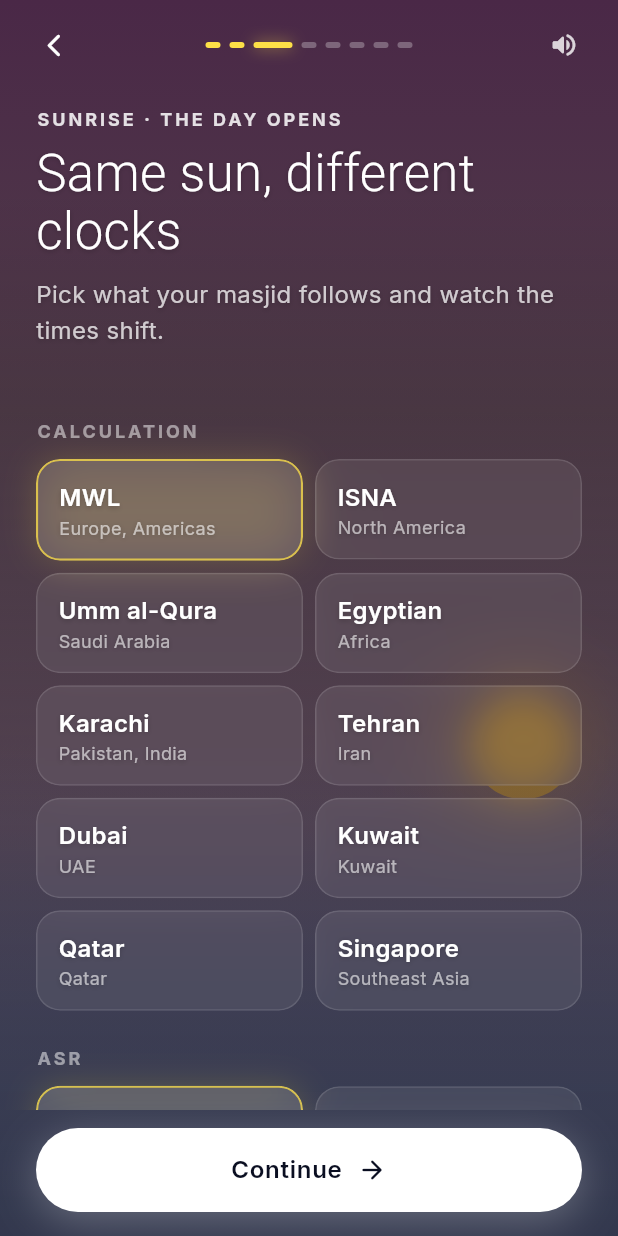
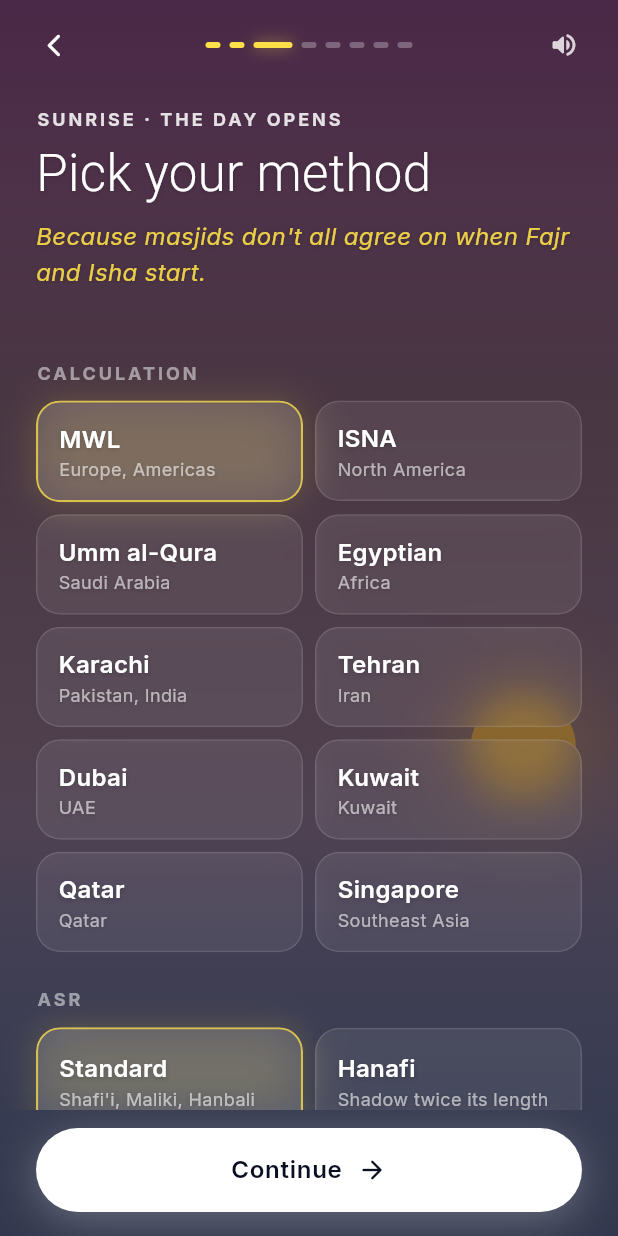
Before and after one commit to SayanKabir/Wird, a Flutter app: the screen it shows after launch, swiped to page 3, on a phone screen of 412 x 824 dp. Run offline on Flutter 3.47's test engine with Material 3 defaults, Android fonts, the phone set to English and light mode, and no system bars; drawn by our look-alikes of flutter_animate; our stand-ins replace adhan, audioplayers, equatable, flutter_bloc, flutter_compass, flutter_local_notifications and 10 more; missing offline and left inert: home_widget; accounts and stored records are empty.

Commit message:
Give every onboarding step a Because line; rebuild the last step
Each step is now its title and one human reason in gold italics, in
place of the explaining paragraphs ("Because Fajr in Dhaka and Fajr in
London are hours apart", "Because it's easy to lose track of Asr at
work"). The welcome drops its extra lines.

The last step is a 2x2 grid of quick-settings tiles that light up gold
when on (clicks, rain and thunder, haptics, weather) and one row of app
icons ringed in gold when chosen.

Onboarding starts clicks and rain and thunder off and saves that, since
earlier runs had saved them on under the old defaults; setup is quiet
until the user turns them on.

Co-Authored-By: Claude Opus 5.5 <noreply@anthropic.com>

```diff
--- a/lib/features/onboarding/screens/onboarding_screen.dart
+++ b/lib/features/onboarding/screens/onboarding_screen.dart
@@ -144,8 +144,13 @@ class _OnboardingScreenState extends State<OnboardingScreen> with WidgetsBinding
     _translation = s.quranShowTranslation;
     _transliteration = s.quranShowTransliteration;
     _endWarning = s.endTimeWarningMinutes;
-    _sounds = s.soundsEnabled;
-    _weatherSounds = s.weatherSoundsEnabled;
+    // Both sounds start off here, whatever an earlier run saved, so setup is
+    // quiet until the user asks for them on the last step.
+    _sounds = false;
+    _weatherSounds = false;
+    if (s.soundsEnabled || s.weatherSoundsEnabled) {
+      _storageService.saveSettings(s.copyWith(soundsEnabled: false, weatherSoundsEnabled: false));
+    }
     _haptics = s.hapticsEnabled;
     _weatherWidget = s.showWeatherWidget;
     _appIcon = s.appIcon;
@@ -603,7 +608,7 @@ class _OnboardingScreenState extends State<OnboardingScreen> with WidgetsBinding
         width: double.infinity,
         child: OnboardingButton(
           label: switch (_page) {
-            1 when _location == null => 'Find your sky first',
+            1 when _location == null => 'Add your location first',
             5 || 6 when _notificationsGranted != true => 'Allow reminders to continue',
             6 => 'Bismillah, let\'s begin',
             _ => 'Continue',
@@ -649,8 +654,8 @@ class _OnboardingScreenState extends State<OnboardingScreen> with WidgetsBinding
     return _scroll([
       const OnboardingHeading(
         eyebrow: 'Fajr · first light',
-        title: 'Find your sky',
-        body: 'We\'ll work out every prayer to the minute, and point you to the Qibla.',
+        title: 'Where do you pray?',
+        because: 'Because Fajr in Dhaka and Fajr in London are hours apart.',
       ),
       const SizedBox(height: AppSpacing.xl),
       GhostButton(
@@ -704,8 +709,8 @@ class _OnboardingScreenState extends State<OnboardingScreen> with WidgetsBinding
     return _scroll([
       const OnboardingHeading(
         eyebrow: 'Sunrise · the day opens',
-        title: 'Same sun, different clocks',
-        body: 'Pick what your masjid follows and watch the times shift.',
+        title: 'Pick your method',
+        because: 'Because masjids don\'t all agree on when Fajr and Isha start.',
       ),
       const SizedBox(height: AppSpacing.xl),
       if (times != null) _LiveTimesStrip(times: times),
@@ -807,8 +812,8 @@ class _OnboardingScreenState extends State<OnboardingScreen> with WidgetsBinding
     return _scroll([
       const OnboardingHeading(
         eyebrow: 'Dhuhr · high noon',
-        title: 'Go the extra rakʿah',
-        body: 'Tahajjud, Ishraq and Duha, plus one Sunnah at a time.',
+        title: 'Add the extra prayers',
+        because: 'Because a few more rakʿahs a day add up.',
       ),
       const SizedBox(height: AppSpacing.xl),
       ToggleTile(
@@ -840,7 +845,7 @@ class _OnboardingScreenState extends State<OnboardingScreen> with WidgetsBinding
       ToggleTile(
         leading: const _GlyphBadge(WirdGlyph.sunnah),
         title: 'Sunnah revival',
-        subtitle: 'One Sunnah at a time',
+        subtitle: 'A Sunnah to try each week',
         value: _sunnahReminders,
         onChanged: (v) => setState(() => _sunnahReminders = v),
       ),
@@ -864,7 +869,7 @@ class _OnboardingScreenState extends State<OnboardingScreen> with WidgetsBinding
       const OnboardingHeading(
         eyebrow: 'Asr · golden hour',
         title: 'Pick your script',
-        body: 'Indo-Pak or Uthmani, offline, with translation.',
+        because: 'Because the Quran should look the way you learned it.',
       ),
       const SizedBox(height: AppSpacing.xl),
       Row(
@@ -930,8 +935,8 @@ class _OnboardingScreenState extends State<OnboardingScreen> with WidgetsBinding
     return _scroll([
       const OnboardingHeading(
         eyebrow: 'Maghrib · sunset',
-        title: 'Let us nudge you',
-        body: 'A tap on the shoulder at every adhan, and a nudge before time runs out.',
+        title: 'Turn on reminders',
+        because: 'Because it\'s easy to lose track of Asr at work.',
       ),
       const SizedBox(height: AppSpacing.xl),
       _NotificationMock(prayer: upcoming?.$1, time: upcoming?.$2),
@@ -971,7 +976,7 @@ class _OnboardingScreenState extends State<OnboardingScreen> with WidgetsBinding
         ),
       ],
       const SizedBox(height: AppSpacing.xl),
-      Text('NUDGE ME BEFORE TIME RUNS OUT', style: AppTextStyles.sectionLabel()),
+      Text('REMIND ME BEFORE A PRAYER ENDS', style: AppTextStyles.sectionLabel()),
       const SizedBox(height: AppSpacing.md),
       Row(
         children: [
@@ -1011,110 +1016,113 @@ class _OnboardingScreenState extends State<OnboardingScreen> with WidgetsBinding
       _storageService.saveSettings(change(_storageService.getSettings()));
 
   Widget _page6() {
-    final shown = _iconFor(_homeSkyNow());
+    final now = _iconFor(_homeSkyNow());
+    final follow = _appIcon == AppIconChoice.auto.key;
     return _scroll([
       const OnboardingHeading(
         eyebrow: 'Isha · nightfall',
         title: 'Make it yours',
-        body: 'Sound, feel, and an icon that follows the sky. Change them any time.',
+        because: 'Because some people like clicks and some like quiet.',
       ),
       const SizedBox(height: AppSpacing.xl),
-      ToggleTile(
-        leading: const _GlyphBadge(null, icon: Icons.graphic_eq_rounded),
-        title: 'Sound effects',
-        subtitle: 'Soft clicks as you tap',
-        value: _sounds,
+      Row(
+        children: [
+          Expanded(
+            child: _TouchTile(
+              icon: Icons.graphic_eq_rounded,
+              title: 'Clicks',
+              subtitle: 'When you tap',
+              on: _sounds,
               onChanged: (v) async {
                 setState(() => _sounds = v);
                 await _saveTouch((s) => s.copyWith(soundsEnabled: v));
+                // Saved first, so turning clicks on is the first one heard.
+                SoundService().toggle(v);
               },
             ),
-      const SizedBox(height: AppSpacing.sm),
-      ToggleTile(
-        leading: const _GlyphBadge(null, icon: Icons.thunderstorm_rounded),
-        title: 'Rain and thunder',
-        subtitle: 'When it rains near you',
-        value: _weatherSounds,
+          ),
+          const SizedBox(width: AppSpacing.sm),
+          Expanded(
+            child: _TouchTile(
+              icon: Icons.thunderstorm_rounded,
+              title: 'Rain & thunder',
+              subtitle: 'When it rains',
+              on: _weatherSounds,
               onChanged: (v) async {
                 setState(() => _weatherSounds = v);
                 await _saveTouch((s) => s.copyWith(weatherSoundsEnabled: v));
                 if (v) WeatherSoundService().preview();
               },
             ),
+          ),
+        ],
+      ),
       const SizedBox(height: AppSpacing.sm),
-      ToggleTile(
-        leading: const _GlyphBadge(null, icon: Icons.vibration_rounded),
+      Row(
+        children: [
+          Expanded(
+            child: _TouchTile(
+              icon: Icons.vibration_rounded,
               title: 'Haptics',
-        subtitle: 'A tap you can feel',
-        value: _haptics,
+              subtitle: 'Felt on every tap',
+              on: _haptics,
               onChanged: (v) async {
                 setState(() => _haptics = v);
                 await _saveTouch((s) => s.copyWith(hapticsEnabled: v));
                 if (v) HapticService().medium();
               },
             ),
-      const SizedBox(height: AppSpacing.sm),
-      ToggleTile(
-        leading: const _GlyphBadge(null, icon: Icons.cloud_rounded),
-        title: 'Weather on home',
-        subtitle: 'Today\'s temperature',
-        value: _weatherWidget,
+          ),
+          const SizedBox(width: AppSpacing.sm),
+          Expanded(
+            child: _TouchTile(
+              icon: Icons.thermostat_rounded,
+              title: 'Weather',
+              subtitle: 'Next to the date',
+              on: _weatherWidget,
               onChanged: (v) async {
                 setState(() => _weatherWidget = v);
                 await _saveTouch((s) => s.copyWith(showWeatherWidget: v));
               },
             ),
-      const SizedBox(height: AppSpacing.xl),
-      Text('HOME SCREEN ICON', style: AppTextStyles.sectionLabel()),
+          ),
+        ],
+      ),
+      const SizedBox(height: AppSpacing.section),
+      Text('APP ICON', style: AppTextStyles.sectionLabel()),
       const SizedBox(height: AppSpacing.md),
-      ChoiceTile(
-        selected: _appIcon == AppIconChoice.auto.key,
+      // Six to a row on every width: each takes an equal share.
+      Row(
+        children: [
+          Expanded(
+            child: _IconChoice(
+              name: now,
+              label: 'Auto',
+              selected: follow,
+              auto: true,
               onTap: () => _setIcon(AppIconChoice.auto.key),
-        child: Row(
-          children: [
-            _IconThumb(name: shown, size: 44),
-            const SizedBox(width: 14),
+            ),
+          ),
+          for (final p in const ['fajr', 'dhuhr', 'asr', 'maghrib', 'isha'])
             Expanded(
-              child: Column(
-                crossAxisAlignment: CrossAxisAlignment.start,
-                children: [
-                  Text('Follow the prayers', style: AppTextStyles.body(weight: FontWeight.w600)),
-                  Text(
-                    'Changes with each prayer\'s sky',
-                    style: AppTextStyles.small(color: Colors.white.withValues(alpha: 0.65)),
-                  ),
-                ],
-              ),
-            ),
-          ],
-        ),
-      ),
-      const SizedBox(height: AppSpacing.sm),
-      Row(
-        children: [
-          for (final p in const ['fajr', 'dhuhr', 'asr', 'maghrib', 'isha']) ...[
-            Expanded(
-              child: ChoiceTile(
+              child: _IconChoice(
+                name: p,
+                label: '${p[0].toUpperCase()}${p.substring(1)}',
                 selected: _appIcon == p,
                 onTap: () => _setIcon(p),
-                padding: const EdgeInsets.symmetric(vertical: 10),
-                child: Column(
-                  children: [
-                    _IconThumb(name: p, size: 34),
-                    const SizedBox(height: 6),
-                    Text(
-                      '${p[0].toUpperCase()}${p.substring(1)}',
-                      maxLines: 1,
-                      overflow: TextOverflow.ellipsis,
-                      style: AppTextStyles.tiny(color: Colors.white.withValues(alpha: 0.85)),
-                    ),
-                  ],
-                ),
-              ),
-            ),
-            if (p != 'isha') const SizedBox(width: 6),
-          ],
-        ],
+              ),
+            ),
+        ],
+      ),
+      const SizedBox(height: AppSpacing.md),
+      AnimatedSwitcher(
+        duration: AppDurations.normal,
+        child: Text(
+          follow ? 'Changes with the prayer times' : 'Stays on this one',
+          key: ValueKey(follow),
+          textAlign: TextAlign.center,
+          style: AppTextStyles.small(color: Colors.white.withValues(alpha: 0.65)),
+        ),
       ),
     ]);
   }
@@ -1199,7 +1207,7 @@ class _WelcomePage extends StatelessWidget {
                     const SizedBox(height: AppSpacing.xl),
                     enter(
                       Text(
-                        'Salah, Quran and dhikr.\nA little every day.',
+                        'Your five prayers, with a little\nQuran and dhikr each day.',
                         textAlign: TextAlign.center,
                         style: AppTextStyles.bodyLarge(color: Colors.white.withValues(alpha: 0.85)),
                       ),
@@ -1221,14 +1229,6 @@ class _WelcomePage extends StatelessWidget {
                 Column(
                   children: [
                     enter(const _DayStrip(), 3),
-                    const SizedBox(height: AppSpacing.md),
-                    enter(
-                      Text(
-                        'Look up. The sky moves with your salah.',
-                        style: AppTextStyles.small(color: Colors.white.withValues(alpha: 0.6)),
-                      ),
-                      3,
-                    ),
                     const SizedBox(height: AppSpacing.xl),
                     enter(const _FeatureChips(), 4),
                     const SizedBox(height: AppSpacing.xl),
@@ -1242,7 +1242,7 @@ class _WelcomePage extends StatelessWidget {
                     const SizedBox(height: AppSpacing.md),
                     enter(
                       Text(
-                        'One minute to set up. Promise.',
+                        'Takes about a minute',
                         style: AppTextStyles.tiny(color: Colors.white.withValues(alpha: 0.5)),
                       ),
                       5,
@@ -1397,6 +1397,175 @@ class _SkyDisc extends StatelessWidget {
       ),
       alignment: Alignment.center,
       child: PrayerGlyph.colored(prayer: prayer, size: size * 0.62),
+    );
+  }
+}
+
+/// A square switch for the last step, lit gold while on, in the manner of
+/// a phone's quick settings.
+class _TouchTile extends StatelessWidget {
+  final IconData icon;
+  final String title;
+  final String subtitle;
+  final bool on;
+  final ValueChanged<bool> onChanged;
+
+  const _TouchTile({
+    required this.icon,
+    required this.title,
+    required this.subtitle,
+    required this.on,
+    required this.onChanged,
+  });
+
+  @override
+  Widget build(BuildContext context) {
+    final gold = AppColors.spiritualGold;
+    return Semantics(
+      toggled: on,
+      button: true,
+      label: title,
+      child: Pressable(
+        pressedScale: 0.96,
+        // The tile's own handler plays the toggle sound once it has saved.
+        haptic: PressableHaptic.selection,
+        onTap: () => onChanged(!on),
+        child: AnimatedContainer(
+          duration: AppDurations.slow,
+          curve: AppCurves.emphasized,
+          height: 124,
+          decoration: BoxDecoration(
+            borderRadius: BorderRadius.circular(AppRadii.group),
+            boxShadow: on ? [BoxShadow(color: gold.withValues(alpha: 0.22), blurRadius: 22)] : null,
+          ),
+          child: GlassPanel(
+            radius: AppRadii.group,
+            fill: 0.07,
+            gradient: on
+                ? LinearGradient(
+                    begin: Alignment.topLeft,
+                    end: Alignment.bottomRight,
+                    colors: [gold.withValues(alpha: 0.28), gold.withValues(alpha: 0.08)],
+                  )
+                : null,
+            edgeColor: on ? gold.withValues(alpha: 0.7) : null,
+            edgeWidth: on ? 1.3 : 1,
+            padding: const EdgeInsets.all(14),
+            child: Column(
+              crossAxisAlignment: CrossAxisAlignment.start,
+              children: [
+                Row(
+                  children: [
+                    AnimatedContainer(
+                      duration: AppDurations.slow,
+                      curve: AppCurves.emphasized,
+                      width: 38,
+                      height: 38,
+                      decoration: BoxDecoration(
+                        shape: BoxShape.circle,
+                        color: on ? gold : Colors.white.withValues(alpha: 0.1),
+                      ),
+                      child: Icon(icon, size: 20, color: on ? const Color(0xFF0A0E21) : Colors.white70),
+                    ),
+                    const Spacer(),
+                    AnimatedSwitcher(
+                      duration: AppDurations.normal,
+                      child: Text(
+                        on ? 'ON' : 'OFF',
+                        key: ValueKey(on),
+                        style: AppTextStyles.sectionLabel(
+                          color: on ? gold : Colors.white.withValues(alpha: 0.4),
+                        ).copyWith(fontSize: 10),
+                      ),
+                    ),
+                  ],
+                ),
+                const Spacer(),
+                Text(title, style: AppTextStyles.body(weight: FontWeight.w600)),
+                Text(
+                  subtitle,
+                  maxLines: 1,
+                  overflow: TextOverflow.ellipsis,
+                  style: AppTextStyles.tiny(color: Colors.white.withValues(alpha: 0.65)),
+                ),
+              ],
+            ),
+          ),
+        ),
+      ),
+    );
+  }
+}
+
+/// One home screen icon to pick, ringed in gold once chosen. [auto] marks
+/// the one that follows the prayers.
+class _IconChoice extends StatelessWidget {
+  final String name;
+  final String label;
+  final bool selected;
+  final bool auto;
+  final VoidCallback onTap;
+
+  const _IconChoice({
+    required this.name,
+    required this.label,
+    required this.selected,
+    required this.onTap,
+    this.auto = false,
+  });
+
+  @override
+  Widget build(BuildContext context) {
+    final gold = AppColors.spiritualGold;
+    return Semantics(
+      selected: selected,
+      button: true,
+      label: auto ? 'Follow the prayer times' : '$label icon',
+      child: Pressable(
+        pressedScale: 0.9,
+        haptic: PressableHaptic.selection,
+        onTap: onTap,
+        child: Column(
+          children: [
+            AnimatedContainer(
+              duration: AppDurations.slow,
+              curve: AppCurves.emphasized,
+              padding: const EdgeInsets.all(3),
+              decoration: BoxDecoration(
+                borderRadius: BorderRadius.circular(16),
+                border: Border.all(color: selected ? gold : Colors.transparent, width: 2),
+                boxShadow: selected ? [BoxShadow(color: gold.withValues(alpha: 0.35), blurRadius: 14)] : null,
+              ),
+              child: Stack(
+                clipBehavior: Clip.none,
+                children: [
+                  _IconThumb(name: name, size: 40),
+                  if (auto)
+                    Positioned(
+                      right: -4,
+                      bottom: -4,
+                      child: Container(
+                        width: 20,
+                        height: 20,
+                        decoration: BoxDecoration(
+                          shape: BoxShape.circle,
+                          color: gold,
+                          border: Border.all(color: const Color(0xFF0A0E21), width: 2),
+                        ),
+                        child: const Icon(Icons.autorenew_rounded, size: 12, color: Color(0xFF0A0E21)),
+                      ),
+                    ),
+                ],
+              ),
+            ),
+            const SizedBox(height: 6),
+            Text(
+              label,
+              style: AppTextStyles.tiny(color: selected ? gold : Colors.white.withValues(alpha: 0.7)),
+            ),
+          ],
+        ),
+      ),
     );
   }
 }
--- a/lib/features/onboarding/widgets/onboarding_widgets.dart
+++ b/lib/features/onboarding/widgets/onboarding_widgets.dart
@@ -81,13 +81,14 @@ class CueMuteButton extends StatelessWidget {
 }
 
 /// Page title block: a small spaced label naming the prayer the sky now
-/// shows, then the question this step asks.
+/// shows, the step's title, and one "Because…" line saying why it matters,
+/// in the same gold as the welcome's.
 class OnboardingHeading extends StatelessWidget {
   final String eyebrow;
   final String title;
-  final String body;
+  final String because;
 
-  const OnboardingHeading({super.key, required this.eyebrow, required this.title, required this.body});
+  const OnboardingHeading({super.key, required this.eyebrow, required this.title, required this.because});
 
   @override
   Widget build(BuildContext context) {
@@ -98,7 +99,10 @@ class OnboardingHeading extends StatelessWidget {
         const SizedBox(height: 10),
         Text(title, style: AppTextStyles.display(size: 34, weight: FontWeight.w300, height: 1.15)),
         const SizedBox(height: 10),
-        Text(body, style: AppTextStyles.body(color: Colors.white.withValues(alpha: 0.75))),
+        Text(
+          because,
+          style: AppTextStyles.body(color: AppColors.spiritualGold.withValues(alpha: 0.9)).copyWith(fontStyle: FontStyle.italic),
+        ),
       ],
     );
   }
```
Lines whose indentation alone changed are shown as unchanged.
